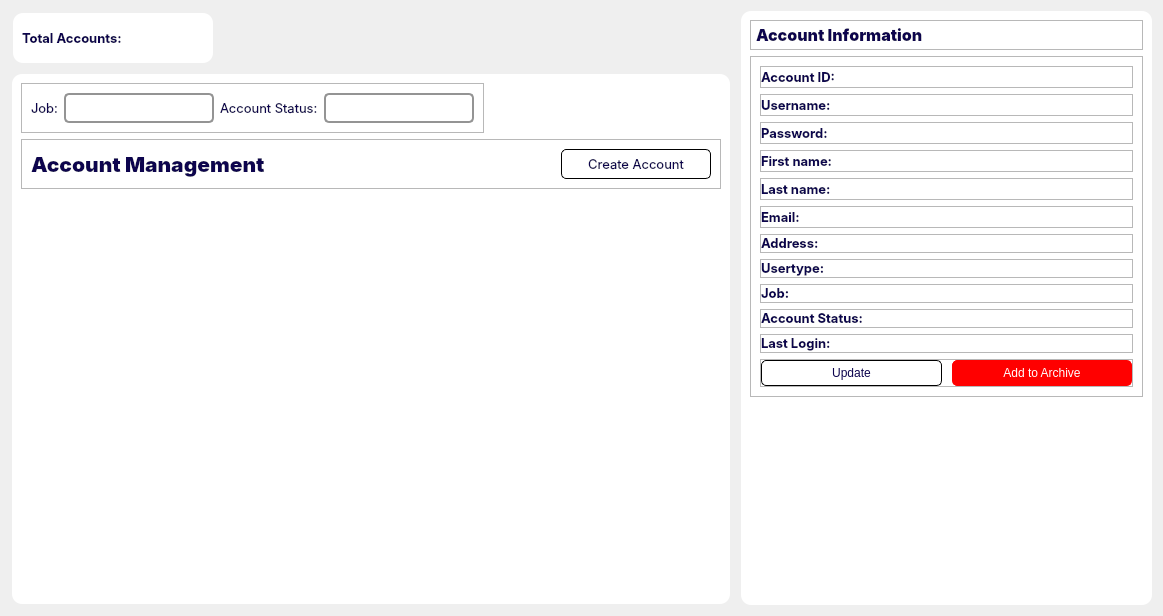
Old version of the form app/src/ui/NEW/accounts_page.ui in the repository Kazu0210/Inventory-System.
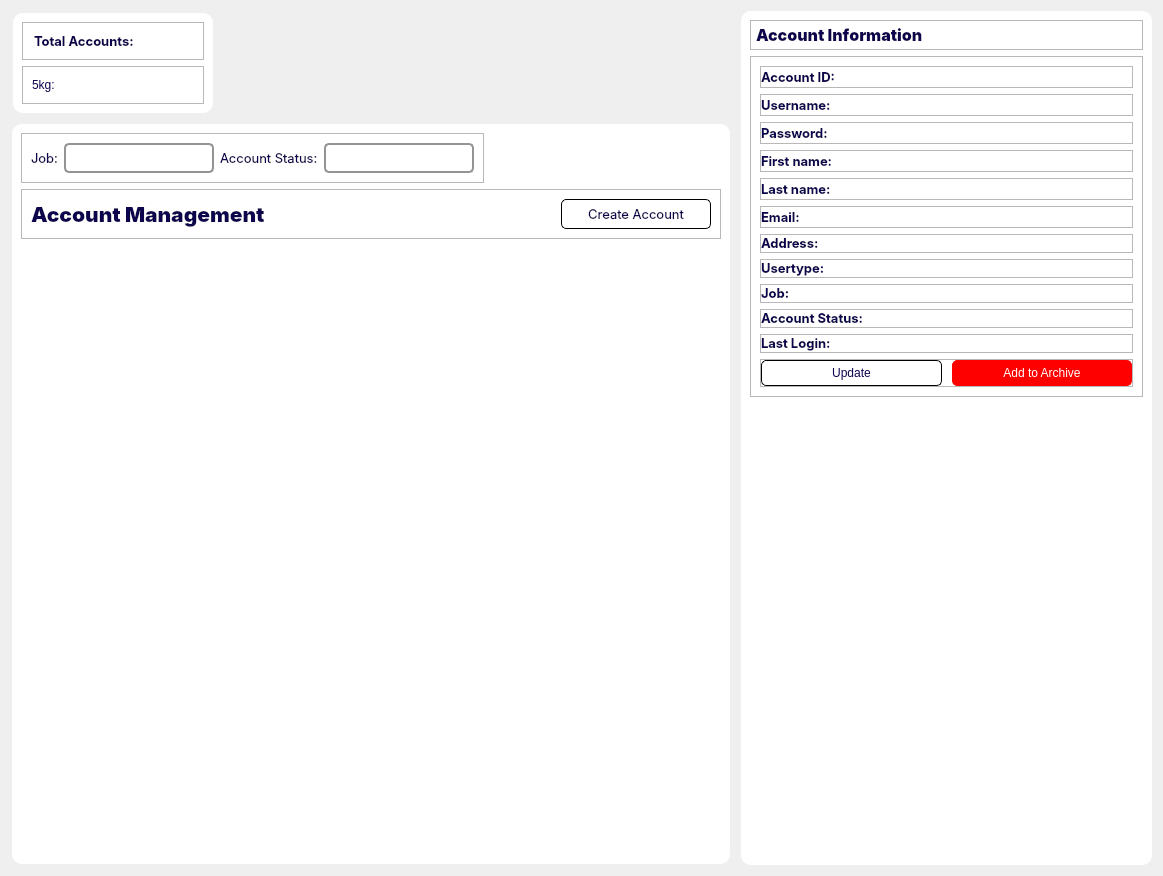
New version of the form.

```diff
--- a/app/src/ui/NEW/accounts_page.ui
+++ b/app/src/ui/NEW/accounts_page.ui
@@ -7,7 +7,7 @@
     <x>0</x>
     <y>0</y>
     <width>1163</width>
-    <height>612</height>
+    <height>876</height>
    </rect>
   </property>
   <property name="windowTitle">
@@ -101,7 +101,7 @@
            <property name="minimumSize">
             <size>
              <width>200</width>
-             <height>50</height>
+             <height>100</height>
             </size>
            </property>
            <property name="font">
@@ -119,8 +119,17 @@
            <property name="frameShadow">
             <enum>QFrame::Raised</enum>
            </property>
-           <layout class="QHBoxLayout" name="horizontalLayout_7">
-            <item alignment="Qt::AlignLeft">
+           <layout class="QVBoxLayout" name="verticalLayout_5">
+            <item>
+             <widget class="QFrame" name="frame_8">
+              <property name="frameShape">
+               <enum>QFrame::StyledPanel</enum>
+              </property>
+              <property name="frameShadow">
+               <enum>QFrame::Raised</enum>
+              </property>
+              <layout class="QHBoxLayout" name="horizontalLayout_8">
+               <item>
              <widget class="QLabel" name="label_12">
               <property name="sizePolicy">
                <sizepolicy hsizetype="Fixed" vsizetype="Preferred">
@@ -142,7 +151,7 @@
               </property>
              </widget>
             </item>
-            <item alignment="Qt::AlignLeft">
+               <item>
              <widget class="QLabel" name="total_account_label">
               <property name="sizePolicy">
                <sizepolicy hsizetype="Fixed" vsizetype="Preferred">
@@ -162,6 +171,35 @@
               <property name="text">
                <string/>
               </property>
+                </widget>
+               </item>
+              </layout>
+             </widget>
+            </item>
+            <item>
+             <widget class="QFrame" name="frame_21">
+              <property name="frameShape">
+               <enum>QFrame::StyledPanel</enum>
+              </property>
+              <property name="frameShadow">
+               <enum>QFrame::Raised</enum>
+              </property>
+              <layout class="QHBoxLayout" name="horizontalLayout_7">
+               <item>
+                <widget class="QLabel" name="label_17">
+                 <property name="text">
+                  <string>5kg:</string>
+                 </property>
+                </widget>
+               </item>
+               <item>
+                <widget class="QLabel" name="label_18">
+                 <property name="text">
+                  <string/>
+                 </property>
+                </widget>
+               </item>
+              </layout>
              </widget>
             </item>
            </layout>
```
Lines whose indentation alone changed are shown as unchanged.
